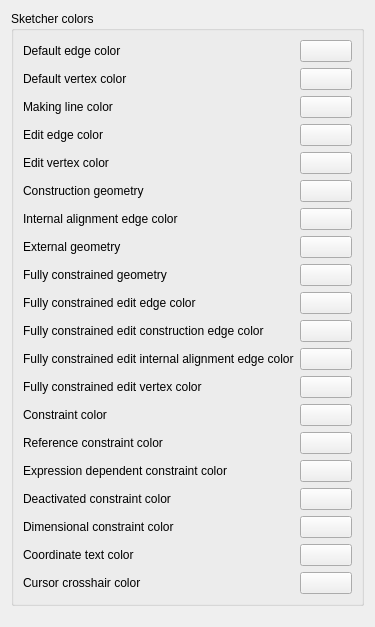
This is src/Mod/Sketcher/Gui/SketcherSettingsColors.ui in southseact-3d/fcd as Qt 5 draws it before an edit. The edited form follows.
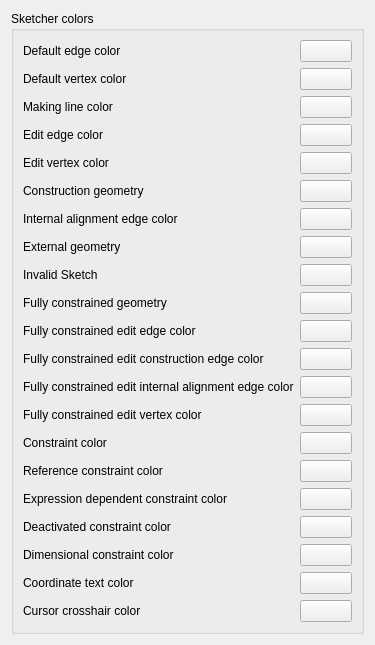
This is the edited form. Custom widgets are drawn as their Qt base class.

Commit message: Sketcher: Invalid Sketch geometry color in preferences

The edit to the form file:
```diff
--- a/src/Mod/Sketcher/Gui/SketcherSettingsColors.ui
+++ b/src/Mod/Sketcher/Gui/SketcherSettingsColors.ui
@@ -241,11 +241,38 @@
         <item row="8" column="0">
          <widget class="QLabel" name="label_4">
           <property name="text">
-           <string>Fully constrained geometry</string>
+           <string>Invalid Sketch</string>
           </property>
          </widget>
         </item>
         <item row="8" column="1">
+         <widget class="Gui::PrefColorButton" name="InvalidSketchColor">
+          <property name="toolTip">
+           <string>Color of geometry indicating an invalid sketch</string>
+          </property>
+          <property name="color">
+           <color>
+            <red>255</red>
+            <green>109</green>
+            <blue>0</blue>
+           </color>
+          </property>
+          <property name="prefEntry" stdset="0">
+           <cstring>InvalidSketchColor</cstring>
+          </property>
+          <property name="prefPath" stdset="0">
+           <cstring>View</cstring>
+          </property>
+         </widget>
+        </item>
+        <item row="9" column="0">
+         <widget class="QLabel" name="label_45">
+          <property name="text">
+           <string>Fully constrained geometry</string>
+          </property>
+         </widget>
+        </item>
+        <item row="9" column="1">
          <widget class="Gui::PrefColorButton" name="FullyConstrainedColor">
           <property name="toolTip">
            <string>Color of fully constrained geometry in edit mode</string>
@@ -265,14 +292,14 @@
           </property>
          </widget>
         </item>
-        <item row="9" column="0">
+        <item row="10" column="0">
          <widget class="QLabel" name="label_41">
           <property name="text">
            <string>Fully constrained edit edge color</string>
           </property>
          </widget>
         </item>
-        <item row="9" column="1">
+        <item row="10" column="1">
          <widget class="Gui::PrefColorButton" name="FullyConstraintElementColor">
           <property name="toolTip">
            <string>Color of fully constrained edge color in edit mode</string>
@@ -292,14 +319,14 @@
           </property>
          </widget>
         </item>
-        <item row="10" column="0">
+        <item row="11" column="0">
          <widget class="QLabel" name="label_42">
           <property name="text">
            <string>Fully constrained edit construction edge color</string>
           </property>
          </widget>
         </item>
-        <item row="10" column="1">
+        <item row="11" column="1">
          <widget class="Gui::PrefColorButton" name="FullyConstraintConstructionElementColor">
           <property name="toolTip">
            <string>Color of fully constrained construction edge color in edit mode</string>
@@ -319,14 +346,14 @@
           </property>
          </widget>
         </item>
-        <item row="11" column="0">
+        <item row="12" column="0">
          <widget class="QLabel" name="label_43">
           <property name="text">
            <string>Fully constrained edit internal alignment edge color</string>
           </property>
          </widget>
         </item>
-        <item row="11" column="1">
+        <item row="12" column="1">
          <widget class="Gui::PrefColorButton" name="FullyConstraintInternalAlignmentColor">
           <property name="toolTip">
            <string>Color of fully constrained internal alignment edge color in edit mode</string>
@@ -346,14 +373,14 @@
           </property>
          </widget>
         </item>
-        <item row="12" column="0">
+        <item row="13" column="0">
          <widget class="QLabel" name="label_44">
           <property name="text">
            <string>Fully constrained edit vertex color</string>
           </property>
          </widget>
         </item>
-        <item row="12" column="1">
+        <item row="13" column="1">
          <widget class="Gui::PrefColorButton" name="FullyConstraintConstructionPointColor">
           <property name="toolTip">
            <string>Color of fully constrained vertex color in edit mode</string>
@@ -373,14 +400,14 @@
           </property>
          </widget>
         </item>
-        <item row="13" column="0">
+        <item row="14" column="0">
          <widget class="QLabel" name="label_14">
           <property name="text">
            <string>Constraint color</string>
           </property>
          </widget>
         </item>
-        <item row="13" column="1">
+        <item row="14" column="1">
          <widget class="Gui::PrefColorButton" name="ConstrainedColor">
           <property name="toolTip">
            <string>Color of driving constraints in edit mode</string>
@@ -400,14 +427,14 @@
           </property>
          </widget>
         </item>
-        <item row="14" column="0">
+        <item row="15" column="0">
          <widget class="QLabel" name="label_8">
           <property name="text">
            <string>Reference constraint color</string>
           </property>
          </widget>
         </item>
-        <item row="14" column="1">
+        <item row="15" column="1">
          <widget class="Gui::PrefColorButton" name="NonDrivingConstraintColor">
           <property name="toolTip">
            <string>Color of reference constraints in edit mode</string>
@@ -427,14 +454,14 @@
           </property>
          </widget>
         </item>
-        <item row="15" column="0">
+        <item row="16" column="0">
          <widget class="QLabel" name="labelexpr">
           <property name="text">
            <string>Expression dependent constraint color</string>
           </property>
          </widget>
         </item>
-        <item row="15" column="1">
+        <item row="16" column="1">
          <widget class="Gui::PrefColorButton" name="ExprBasedConstrDimColor">
           <property name="toolTip">
            <string>Color of expression dependent constraints in edit mode</string>
@@ -454,14 +481,14 @@
           </property>
          </widget>
         </item>
-        <item row="16" column="0">
+        <item row="17" column="0">
          <widget class="QLabel" name="labeldeact">
           <property name="text">
            <string>Deactivated constraint color</string>
           </property>
          </widget>
         </item>
-        <item row="16" column="1">
+        <item row="17" column="1">
          <widget class="Gui::PrefColorButton" name="DeactivatedConstrDimColor">
           <property name="toolTip">
            <string>Color of deactivated constraints in edit mode</string>
@@ -481,14 +508,14 @@
           </property>
          </widget>
         </item>
-        <item row="17" column="0">
+        <item row="18" column="0">
          <widget class="QLabel" name="label_15">
           <property name="text">
            <string>Dimensional constraint color</string>
           </property>
          </widget>
         </item>
-        <item row="17" column="1">
+        <item row="18" column="1">
          <widget class="Gui::PrefColorButton" name="DatumColor">
           <property name="toolTip">
            <string>Color of dimensional driving constraints</string>
@@ -508,14 +535,14 @@
           </property>
          </widget>
         </item>
-        <item row="18" column="0">
+        <item row="19" column="0">
          <widget class="QLabel" name="label_5">
           <property name="text">
            <string>Coordinate text color</string>
           </property>
          </widget>
         </item>
-        <item row="18" column="1">
+        <item row="19" column="1">
          <widget class="Gui::PrefColorButton" name="CursorTextColor">
           <property name="toolTip">
            <string>Text color of the coordinates</string>
@@ -535,14 +562,14 @@
           </property>
          </widget>
         </item>
-        <item row="19" column="0">
+        <item row="20" column="0">
          <widget class="QLabel" name="label_19">
           <property name="text">
            <string>Cursor crosshair color</string>
           </property>
          </widget>
         </item>
-        <item row="19" column="1">
+        <item row="20" column="1">
          <widget class="Gui::PrefColorButton" name="CursorCrosshairColor">
           <property name="toolTip">
            <string>Color of crosshair cursor.
```
The commit also changes 2 other files.
